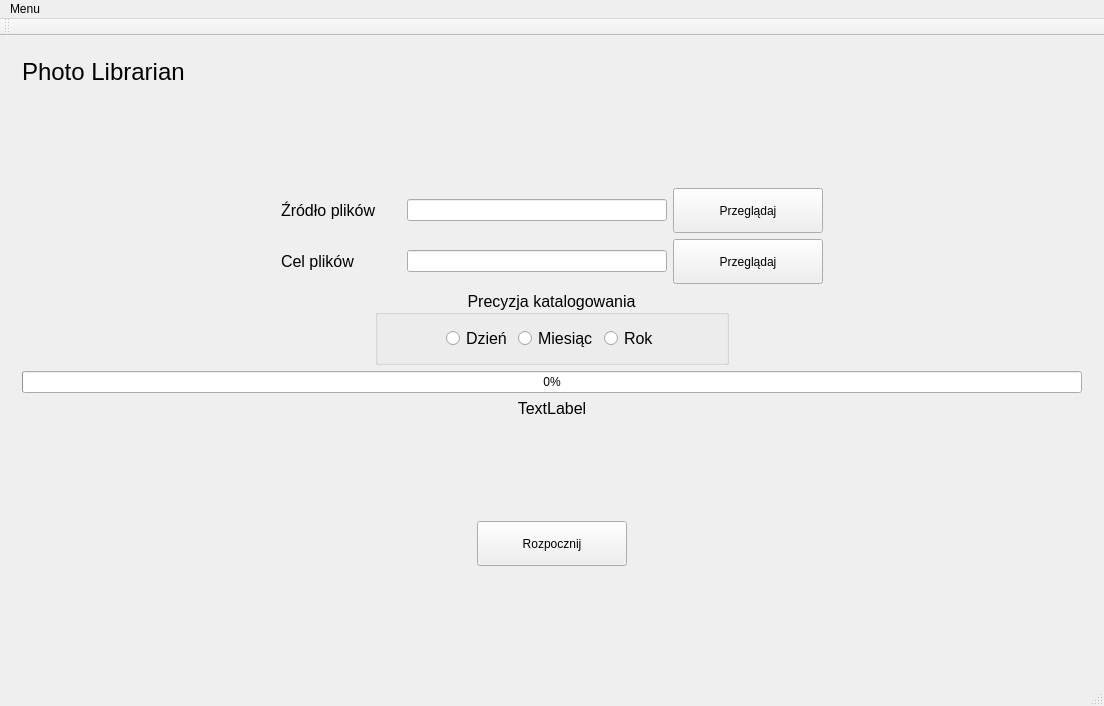
Old version of the form mainwindow.ui in the repository Barto-Paja/Photo_librarian.
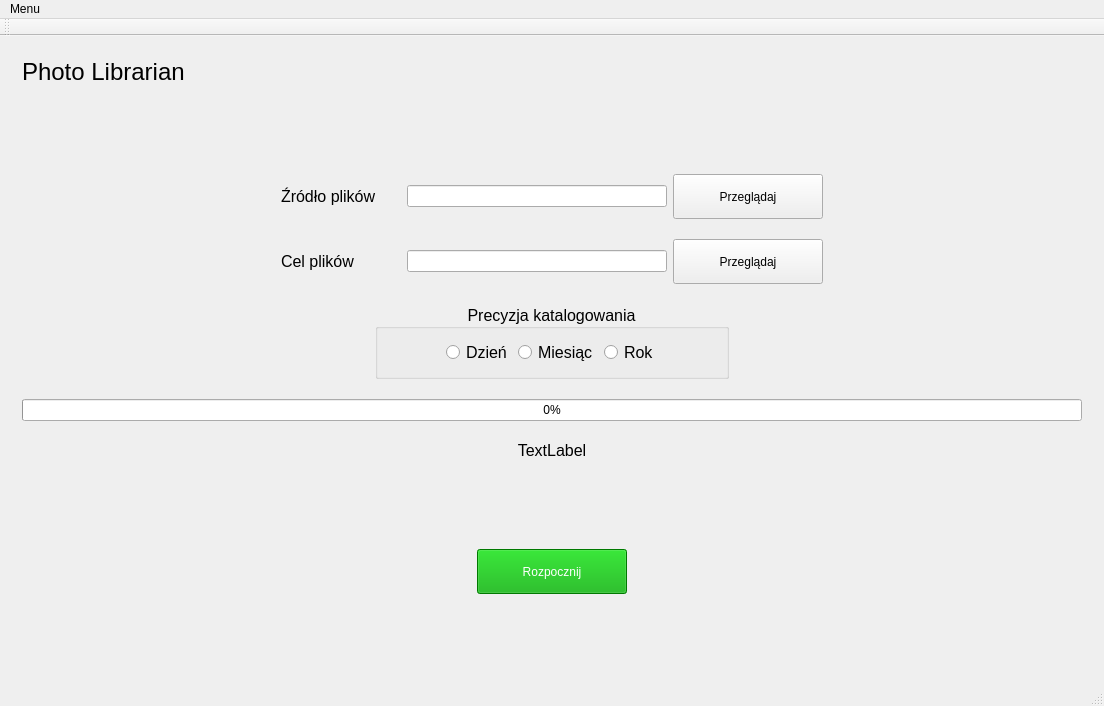
New version of the form.

Commit message: Poprawki kosmetyczny

```diff
--- a/mainwindow.ui
+++ b/mainwindow.ui
@@ -22,6 +22,9 @@
       </property>
       <widget class="QWidget" name="page">
        <layout class="QVBoxLayout" name="verticalLayout_2">
+        <property name="spacing">
+         <number>20</number>
+        </property>
         <item>
          <layout class="QHBoxLayout" name="horizontalLayout_header">
           <item>
@@ -329,6 +332,10 @@
               <height>45</height>
              </size>
             </property>
+            <property name="styleSheet">
+             <string notr="true">color: rgb(255,255,255);
+background-color: rgb(0, 170, 0);</string>
+            </property>
             <property name="text">
              <string>Rozpocznij</string>
             </property>
```
Left out of the diff: 8 changed lines with no effect on the pictures. The commit also changes 1 other file.
